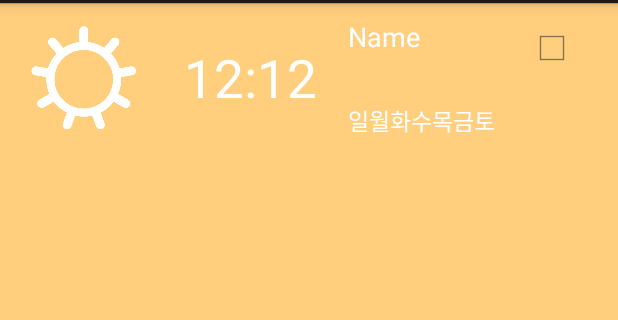
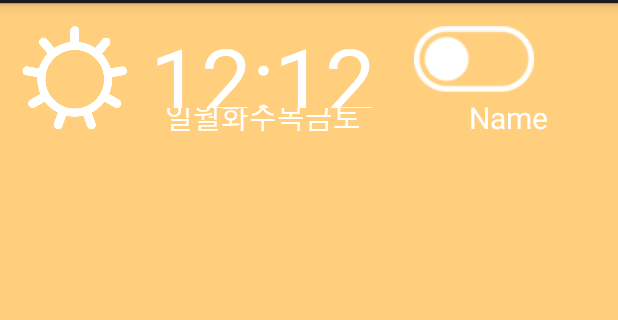
Before and after one commit to Haegon/Walarm, an Android app: the layout alarm_list.xml on its own in the app's theme, with its tools: preview values and no code run, on a phone screen of 412 x 824 dp, the part 69-389 px from its top. Run offline under Robolectric (Android 15) with nearby library versions, the phone set to English and light mode, and no system bars.

Commit message:
레이아웃 수정.

```diff
--- /dev/null
+++ b/app/src/main/res/drawable/onoff.xml
@@ -0,0 +1,6 @@
+<?xml version="1.0" encoding="utf-8"?>
+<selector xmlns:android="http://schemas.android.com/apk/res/android">
+    <item android:state_checked="true"
+        android:drawable="@drawable/on"/>
+    <item android:drawable="@drawable/off"/>
+</selector>
--- a/app/src/main/res/layout/alarm_list.xml
+++ b/app/src/main/res/layout/alarm_list.xml
@@ -10,123 +10,123 @@
         android:layout_width="80dp"
         android:layout_height="80dp"
         android:id="@+id/image_afternoon"
-        android:layout_weight="0.41"
         android:src="@drawable/w_day"
         android:tint="#ffffffff" />
 
 
-    <com.gohn.walarm.Extention.TextViewEx
-        android:id="@+id/alarm_time"
-        android:layout_width="130dp"
+    <LinearLayout
+        android:layout_width="wrap_content"
         android:layout_height="80dp"
-        android:gravity="center_vertical|center_horizontal"
-        android:paddingLeft="0dp"
-        android:text="12:12"
-        android:textColor="#FFF"
-        android:textSize="35dp" />
+        android:orientation="vertical"
+        android:paddingLeft="10dp"
+        android:paddingRight="10dp">
+
+        <com.gohn.walarm.Extention.TextViewEx
+            android:id="@+id/alarm_time"
+            android:layout_width="wrap_content"
+            android:layout_height="60dp"
+            android:gravity="center_vertical|center_horizontal"
+            android:paddingLeft="0dp"
+            android:text="12:12"
+            android:textColor="#FFF"
+            android:textSize="60dp" />
+
+        <LinearLayout
+            android:orientation="horizontal"
+            android:layout_width="wrap_content"
+            android:layout_height="match_parent"
+            android:gravity="bottom"
+            android:baselineAligned="false"
+            android:layout_gravity="center_horizontal">
+
+            <com.gohn.walarm.Extention.TextViewEx
+                android:layout_width="wrap_content"
+                android:layout_height="wrap_content"
+                android:text="일"
+                android:textColor="#FFF"
+                android:id="@+id/text_day_1"
+                android:textSize="20dp"
+                android:gravity="bottom" />
+            <com.gohn.walarm.Extention.TextViewEx
+                android:layout_width="wrap_content"
+                android:layout_height="wrap_content"
+                android:text="월"
+                android:textColor="#FFF"
+                android:id="@+id/text_day_2"
+                android:textSize="20dp"
+                android:gravity="bottom" />
+            <com.gohn.walarm.Extention.TextViewEx
+                android:layout_width="wrap_content"
+                android:layout_height="wrap_content"
+                android:text="화"
+                android:textColor="#FFF"
+                android:id="@+id/text_day_3"
+                android:textSize="20dp"
+                android:gravity="bottom" />
+            <com.gohn.walarm.Extention.TextViewEx
+                android:layout_width="wrap_content"
+                android:layout_height="wrap_content"
+                android:text="수"
+                android:textColor="#FFF"
+                android:id="@+id/text_day_4"
+                android:textSize="20dp"
+                android:gravity="bottom" />
+            <com.gohn.walarm.Extention.TextViewEx
+                android:layout_width="wrap_content"
+                android:layout_height="wrap_content"
+                android:text="목"
+                android:textColor="#FFF"
+                android:id="@+id/text_day_5"
+                android:textSize="20dp"
+                android:gravity="bottom" />
+            <com.gohn.walarm.Extention.TextViewEx
+                android:layout_width="wrap_content"
+                android:layout_height="wrap_content"
+                android:text="금"
+                android:textColor="#FFF"
+                android:id="@+id/text_day_6"
+                android:textSize="20dp"
+                android:gravity="bottom" />
+            <com.gohn.walarm.Extention.TextViewEx
+                android:layout_width="wrap_content"
+                android:layout_height="wrap_content"
+                android:text="토"
+                android:textColor="#FFF"
+                android:id="@+id/text_day_7"
+                android:textSize="20dp"
+                android:gravity="bottom" />
+        </LinearLayout>
+    </LinearLayout>
 
 
     <LinearLayout
-        android:layout_width="120dp"
+        android:orientation="vertical"
+        android:layout_width="match_parent"
         android:layout_height="80dp"
-        android:orientation="vertical">
+        android:paddingLeft="15dp">
+
+        <CheckBox
+            android:id="@+id/cbAlarm"
+            android:layout_width="match_parent"
+            android:layout_height="55dp"
+            android:layout_alignParentRight="true"
+            android:layout_gravity="center"
+            android:clickable="true"
+            android:focusable="false"
+            android:button="@drawable/onoff"
+            android:buttonTint="#ffffffff"
+            android:gravity="center_vertical" />
 
         <com.gohn.walarm.Extention.TextViewEx
             android:id="@+id/text_name"
             android:layout_width="wrap_content"
-            android:layout_height="wrap_content"
+            android:layout_height="match_parent"
             android:text="Name"
-            android:textAppearance="?android:attr/textAppearanceMedium"
             android:textColor="#FFF"
-            android:gravity="top" />
-
-        <LinearLayout
-            android:orientation="horizontal"
-            android:layout_width="match_parent"
-            android:layout_height="match_parent"
-            android:gravity="bottom">
-
-            <com.gohn.walarm.Extention.TextViewEx
-                android:layout_width="wrap_content"
-                android:layout_height="wrap_content"
-                android:textAppearance="?android:attr/textAppearanceMedium"
-                android:text="일"
-                android:textColor="#FFF"
-                android:id="@+id/text_day_1"
-                android:textSize="15dp"
-                android:gravity="bottom" />
-            <com.gohn.walarm.Extention.TextViewEx
-                android:layout_width="wrap_content"
-                android:layout_height="wrap_content"
-                android:textAppearance="?android:attr/textAppearanceMedium"
-                android:text="월"
-                android:textColor="#FFF"
-                android:id="@+id/text_day_2"
-                android:textSize="15dp"
-                android:gravity="bottom" />
-            <com.gohn.walarm.Extention.TextViewEx
-                android:layout_width="wrap_content"
-                android:layout_height="wrap_content"
-                android:textAppearance="?android:attr/textAppearanceMedium"
-                android:text="화"
-                android:textColor="#FFF"
-                android:id="@+id/text_day_3"
-                android:textSize="15dp"
-                android:gravity="bottom" />
-            <com.gohn.walarm.Extention.TextViewEx
-                android:layout_width="wrap_content"
-                android:layout_height="wrap_content"
-                android:textAppearance="?android:attr/textAppearanceMedium"
-                android:text="수"
-                android:textColor="#FFF"
-                android:id="@+id/text_day_4"
-                android:textSize="15dp"
-                android:gravity="bottom" />
-            <com.gohn.walarm.Extention.TextViewEx
-                android:layout_width="wrap_content"
-                android:layout_height="wrap_content"
-                android:textAppearance="?android:attr/textAppearanceMedium"
-                android:text="목"
-                android:textColor="#FFF"
-                android:id="@+id/text_day_5"
-                android:textSize="15dp"
-                android:gravity="bottom" />
-            <com.gohn.walarm.Extention.TextViewEx
-                android:layout_width="wrap_content"
-                android:layout_height="wrap_content"
-                android:textAppearance="?android:attr/textAppearanceMedium"
-                android:text="금"
-                android:textColor="#FFF"
-                android:id="@+id/text_day_6"
-                android:textSize="15dp"
-                android:gravity="bottom" />
-            <com.gohn.walarm.Extention.TextViewEx
-                android:layout_width="wrap_content"
-                android:layout_height="wrap_content"
-                android:textAppearance="?android:attr/textAppearanceMedium"
-                android:text="토"
-                android:textColor="#FFF"
-                android:id="@+id/text_day_7"
-                android:textSize="15dp"
-                android:gravity="bottom" />
-        </LinearLayout>
-    </LinearLayout>
-
-    <LinearLayout
-        android:layout_width="wrap_content"
-        android:layout_height="80dp"
-        android:layout_gravity="right"
-        android:orientation="horizontal">
-
-        <CheckBox
-            android:id="@+id/cbAlarm"
-            android:layout_width="match_parent"
-            android:layout_height="40dp"
-            android:layout_alignParentRight="true"
-            android:layout_gravity="center_horizontal"
-            android:clickable="true"
-            android:focusable="false"
-            android:gravity="center_vertical" />
+            android:textSize="20dp"
+            android:gravity="bottom"
+            android:baselineAligned="false"
+            android:layout_gravity="center_horizontal"/>
     </LinearLayout>
 
 </LinearLayout>
```
Also changed, not shown: app/src/main/res/drawable/off.png (added), app/src/main/res/drawable/on.png (added).
